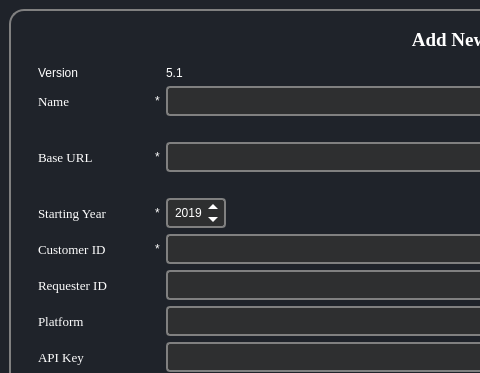
First picture: the form in ui/AddVendor51.ui, repository aanushri9/Counter-Harvesting-5.1, before the edit; both pictures show x 0 to 480 and y 0 to 373 of the 957 by 641 pixel window.
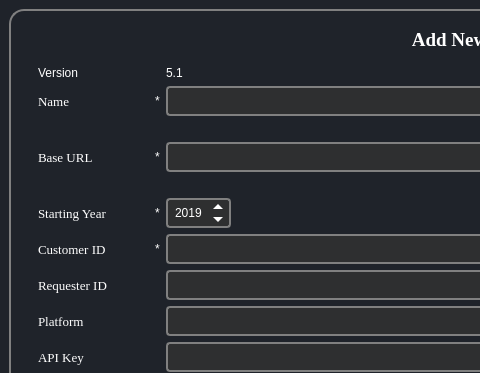
Second picture: the form after the edit.

```diff
--- a/ui/AddVendor51.ui
+++ b/ui/AddVendor51.ui
@@ -35,7 +35,6 @@
 padding: 5px 10px;
 
 border-top-left-radius:5px;
-border-bottom-left-radius:5px;
 }
 QPushButton:pressed{
 background-color:grey;
@@ -390,13 +389,13 @@
                </property>
                <property name="minimumSize">
                 <size>
-                 <width>0</width>
+                 <width>64</width>
                  <height>30</height>
                 </size>
                </property>
                <property name="maximumSize">
                 <size>
-                 <width>60</width>
+                 <width>65</width>
                  <height>16777215</height>
                 </size>
                </property>
@@ -406,6 +405,8 @@
 background-color: #2E2F30;
     border-radius: 4px;
     padding-left: 5px;
+min-width: 55px;
+	max-width: 56px;
 }
 
 QDateEdit::up-button, QDateEdit::down-button {
@@ -444,7 +445,7 @@
                  <second>0</second>
                  <year>2019</year>
                  <month>12</month>
-                 <day>27</day>
+                 <day>25</day>
                 </datetime>
                </property>
                <property name="displayFormat">
```
Left out of the diff: 4 changed lines with no effect on the pictures.
